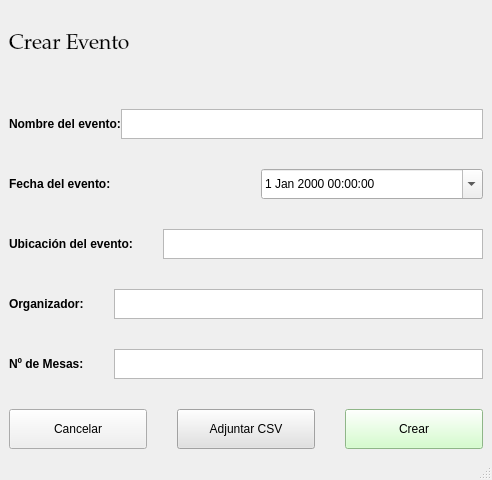
This is src/ui/CrearEvento.ui in IvanJesusCorbalanPascual/Gestor-de-Eventos as Qt 5 draws it before an edit. The edited form follows.
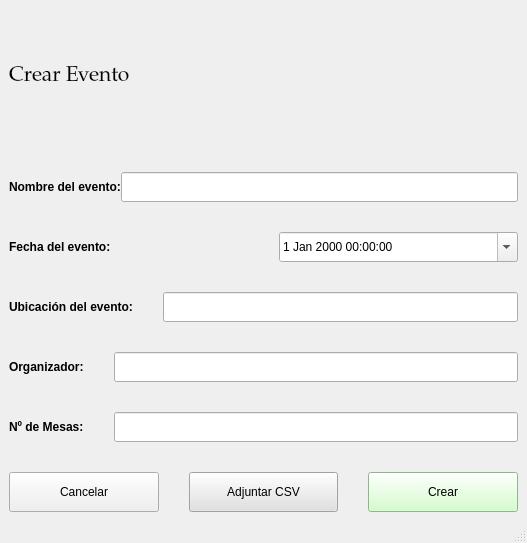
This is the edited form.

The edit to the form file:
```diff
--- a/src/ui/CrearEvento.ui
+++ b/src/ui/CrearEvento.ui
@@ -6,8 +6,8 @@
    <rect>
     <x>0</x>
     <y>0</y>
-    <width>492</width>
-    <height>480</height>
+    <width>527</width>
+    <height>543</height>
    </rect>
   </property>
   <property name="windowTitle">
@@ -59,29 +59,13 @@
        </widget>
       </item>
       <item>
-       <widget class="QTextEdit" name="txtNomobreEvento">
-        <property name="maximumSize">
+       <widget class="QLineEdit" name="lneNombreEvento">
+        <property name="minimumSize">
          <size>
-          <width>16777215</width>
+          <width>0</width>
           <height>30</height>
          </size>
         </property>
-        <property name="layoutDirection">
-         <enum>Qt::LeftToRight</enum>
-        </property>
-        <property name="styleSheet">
-         <string notr="true"/>
-        </property>
-        <property name="html">
-         <string>&lt;!DOCTYPE HTML PUBLIC &quot;-//W3C//DTD HTML 4.0//EN&quot; &quot;http://www.w3.org/TR/REC-html40/strict.dtd&quot;&gt;
-&lt;html&gt;&lt;head&gt;&lt;meta name=&quot;qrichtext&quot; content=&quot;1&quot; /&gt;&lt;style type=&quot;text/css&quot;&gt;
-p, li { white-space: pre-wrap; }
-&lt;/style&gt;&lt;/head&gt;&lt;body style=&quot; font-family:'MS Shell Dlg 2'; font-size:8.25pt; font-weight:400; font-style:normal;&quot;&gt;
-&lt;p align=&quot;center&quot; style=&quot;-qt-paragraph-type:empty; margin-top:0px; margin-bottom:0px; margin-left:0px; margin-right:0px; -qt-block-indent:0; text-indent:0px; font-size:8pt;&quot;&gt;&lt;br /&gt;&lt;/p&gt;&lt;/body&gt;&lt;/html&gt;</string>
-        </property>
-        <property name="placeholderText">
-         <string/>
-        </property>
        </widget>
       </item>
      </layout>
@@ -141,16 +125,13 @@
        </widget>
       </item>
       <item>
-       <widget class="QTextEdit" name="txtUbicacion">
-        <property name="maximumSize">
+       <widget class="QLineEdit" name="lneUbicacion">
+        <property name="minimumSize">
          <size>
-          <width>16777215</width>
+          <width>0</width>
           <height>30</height>
          </size>
         </property>
-        <property name="placeholderText">
-         <string/>
-        </property>
        </widget>
       </item>
      </layout>
@@ -177,16 +158,13 @@
        </widget>
       </item>
       <item>
-       <widget class="QTextEdit" name="txtOrganizador">
-        <property name="maximumSize">
+       <widget class="QLineEdit" name="lneOrganizador">
+        <property name="minimumSize">
          <size>
-          <width>16777215</width>
+          <width>0</width>
           <height>30</height>
          </size>
         </property>
-        <property name="placeholderText">
-         <string/>
-        </property>
        </widget>
       </item>
      </layout>
@@ -213,26 +191,13 @@
        </widget>
       </item>
       <item>
-       <widget class="QTextEdit" name="txtNumMesas">
-        <property name="maximumSize">
+       <widget class="QLineEdit" name="lneMesas">
+        <property name="minimumSize">
          <size>
-          <width>10000</width>
+          <width>0</width>
           <height>30</height>
          </size>
         </property>
-        <property name="layoutDirection">
-         <enum>Qt::RightToLeft</enum>
-        </property>
-        <property name="html">
-         <string>&lt;!DOCTYPE HTML PUBLIC &quot;-//W3C//DTD HTML 4.0//EN&quot; &quot;http://www.w3.org/TR/REC-html40/strict.dtd&quot;&gt;
-&lt;html&gt;&lt;head&gt;&lt;meta name=&quot;qrichtext&quot; content=&quot;1&quot; /&gt;&lt;style type=&quot;text/css&quot;&gt;
-p, li { white-space: pre-wrap; }
-&lt;/style&gt;&lt;/head&gt;&lt;body style=&quot; font-family:'MS Shell Dlg 2'; font-size:8.25pt; font-weight:400; font-style:normal;&quot;&gt;
-&lt;p style=&quot;-qt-paragraph-type:empty; margin-top:0px; margin-bottom:0px; margin-left:0px; margin-right:0px; -qt-block-indent:0; text-indent:0px;&quot;&gt;&lt;br /&gt;&lt;/p&gt;&lt;/body&gt;&lt;/html&gt;</string>
-        </property>
-        <property name="placeholderText">
-         <string/>
-        </property>
        </widget>
       </item>
      </layout>
```
Left out of the diff: 2 changed lines with no effect on the pictures.
